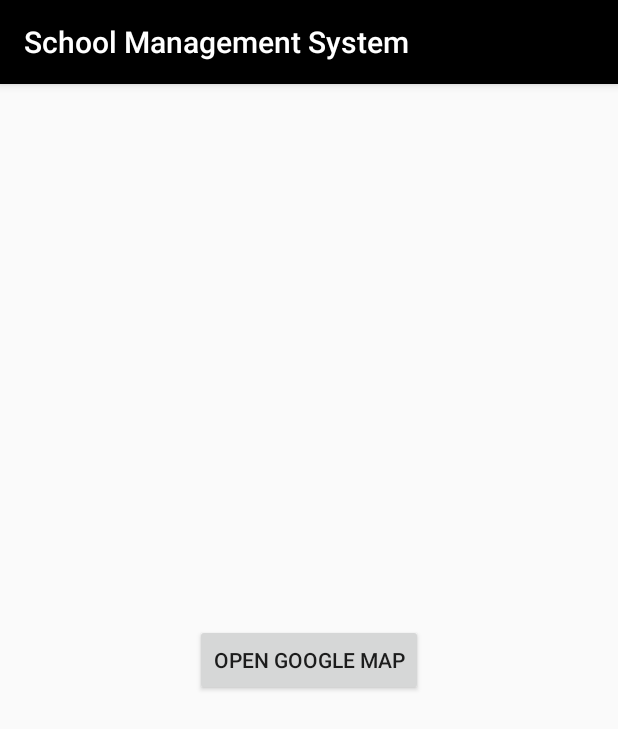
After one commit to ramimhossain12/School-Management-System-Apps, an Android app: the MapActivity2 screen opened directly, with no data from a screen before it, on a phone screen of 412 x 824 dp. The commit adds this screen. Shown: the top 729 px of the screen. Run offline under Robolectric (Android 15) with nearby library versions, the phone set to English and light mode, and no system bars.

Commit message:
Google map add

```diff
--- a/app/build.gradle
+++ b/app/build.gradle
@@ -1,4 +1,5 @@
 apply plugin: 'com.android.application'
+apply plugin: 'kotlin-android'
 apply plugin: 'com.google.gms.google-services'
 
 android {
@@ -49,6 +50,11 @@ dependencies {
     implementation 'com.muddzdev:styleabletoast:2.0.1'
     //image libary
     implementation 'com.github.denzcoskun:ImageSlideshow:0.0.6'
+    implementation "androidx.core:core-ktx:+"
+    implementation "org.jetbrains.kotlin:kotlin-stdlib-jdk7:$kotlin_version"
 
 
 }
+repositories {
+    mavenCentral()
+}
--- /dev/null
+++ b/app/src/main/java/com/example/schoolinformationsystem/MapActivity2.kt
@@ -0,0 +1,29 @@
+package com.example.schoolinformationsystem
+
+import android.content.Intent
+import android.net.Uri
+import androidx.appcompat.app.AppCompatActivity
+import android.os.Bundle
+import android.widget.Button
+
+class MapActivity2 : AppCompatActivity() {
+    lateinit var mGoogleMapBtn :Button
+    val  uri = "https://www.google.com.bd/maps/@23.7806365,90.4193257,12z"
+
+    override fun onCreate(savedInstanceState: Bundle?) {
+        super.onCreate(savedInstanceState)
+        setContentView(R.layout.activity_map2)
+
+        mGoogleMapBtn = findViewById(R.id.mapBtn)
+
+        mGoogleMapBtn.setOnClickListener{
+            val  uriMap = Uri.parse(uri)
+            val intent = Intent(Intent.ACTION_VIEW,uriMap)
+            intent.setPackage("com.google.android.apps.maps")
+            if (intent.resolveActivity(packageManager)!=null){
+                startActivity(intent)
+            }
+
+        }
+    }
+}
--- a/app/src/main/java/com/example/schoolinformationsystem/StudentActivity.java
+++ b/app/src/main/java/com/example/schoolinformationsystem/StudentActivity.java
@@ -66,7 +66,7 @@ public class StudentActivity extends AppCompatActivity implements View.OnClickLi
                 startActivity(new Intent(StudentActivity.this,SchoolActivity.class));
                 break;
             case R.id.googleMapID:
-                startActivity(new Intent(StudentActivity.this,MapsActivity.class));
+                startActivity(new Intent(StudentActivity.this,MapActivity2.class));
                 break;
         }
 
--- /dev/null
+++ b/app/src/main/res/layout/activity_map2.xml
@@ -0,0 +1,18 @@
+<?xml version="1.0" encoding="utf-8"?>
+<RelativeLayout xmlns:android="http://schemas.android.com/apk/res/android"
+    xmlns:app="http://schemas.android.com/apk/res-auto"
+    xmlns:tools="http://schemas.android.com/tools"
+    android:layout_width="match_parent"
+    android:layout_height="match_parent"
+    tools:context=".MapActivity2">
+
+
+
+
+    <Button
+        android:layout_width="wrap_content"
+        android:layout_height="wrap_content"
+        android:text="Open Google Map"
+        android:id="@+id/mapBtn"
+        android:layout_centerInParent="true"/>
+</RelativeLayout>
--- a/build.gradle
+++ b/build.gradle
@@ -1,6 +1,7 @@
 // Top-level build file where you can add configuration options common to all sub-projects/modules.
 
 buildscript {
+    ext.kotlin_version = '1.4.0'
 
     repositories {
         google()
@@ -10,6 +11,7 @@ buildscript {
     dependencies {
         classpath 'com.android.tools.build:gradle:4.0.0'
         classpath 'com.google.gms:google-services:4.2.0'
+        classpath "org.jetbrains.kotlin:kotlin-gradle-plugin:$kotlin_version"
 
 
         // NOTE: Do not place your application dependencies here; they belong
```
Also changed, not shown: app/src/main/AndroidManifest.xml (+3 -5 lines), app/src/main/java/com/example/schoolinformationsystem/MapsActivity.java (deleted, +0 -42 lines), app/src/main/res/layout/activity_maps.xml (deleted, +0 -9 lines), app/src/main/res/layout/activity_student.xml (+5 -5 lines).
